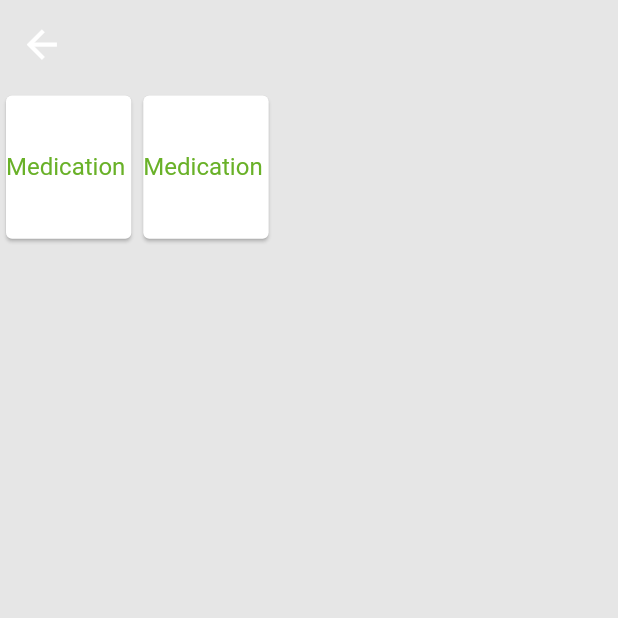
After one commit to robiulm60ict/mhp-digipatient-app-android, a Flutter app: the MyMedicineView screen opened by its route, on a phone screen of 412 x 824 dp, the top half of it. The commit adds this screen. Run offline on Flutter 3.47's test engine with Material 2 defaults, Android fonts, the phone set to English and light mode, and no system bars; our stand-ins replace animated_text_kit, another_flushbar, auto_route, badges, curved_navigation_bar, dotted_line and 13 more; missing offline and left inert: flutterzilla_fixed_grid, human_body_selector, onboarding, search_page, zoom_widget; accounts and stored records are empty; statements that could not run were skipped.

Commit message:
4-10-2023

```diff
--- a/lib/resources/app_url.dart
+++ b/lib/resources/app_url.dart
@@ -17,6 +17,8 @@ class AppUrls{
 
   static const String department = '$baseUrl/mhp_server/public/api/department';
 
+  static const String departmentImage = '$baseUrl/mhp_server/public/department/';
+
   // static const String loginApiEndPoint = '$baseUrl/api/login';
 
   static const String singUpEndPoint = '$baseUrl/api//registration';
--- a/lib/view/my_doctor_category_views/my_doctor_category_wise_view.dart
+++ b/lib/view/my_doctor_category_views/my_doctor_category_wise_view.dart
@@ -16,7 +16,7 @@ import '../../routes/routes.gr.dart';
 class MyDoctorCategoryWiseView extends StatefulWidget {
   const MyDoctorCategoryWiseView({Key? key, required this.categoryName, required this.departmentId}) : super(key: key);
   final String categoryName;
-  final int departmentId;
+  final num departmentId;
 
   @override
   State<MyDoctorCategoryWiseView> createState() => _MyDoctorCategoryWiseViewState();
--- /dev/null
+++ b/lib/view/my_medicine/my_medicine_view.dart
@@ -0,0 +1,24 @@
+import 'package:digi_patient/resources/colors.dart';
+import 'package:flutter/material.dart';
+import 'package:flutter_screenutil/flutter_screenutil.dart';
+
+class MyMedicineView extends StatelessWidget {
+  const MyMedicineView({Key? key}) : super(key: key);
+
+  @override
+  Widget build(BuildContext context) {
+    return Scaffold(
+      appBar: AppBar(),
+      body: Column(
+        children: [
+          Row(
+            children: [
+              Card(child: SizedBox(height: 80.h, child: Center(child: Text("Medication ", style: TextStyle(fontSize: 14.sp, color: AppColors.primaryColor),),),),),
+              Card(child: SizedBox(height: 80.h, child: Center(child: Text("Medication ", style: TextStyle(fontSize: 14.sp, color: AppColors.primaryColor),),),),),
+            ],
+          ),
+        ],
+      ),
+    );
+  }
+}
--- a/lib/view_model/doctor/my_doctor_view_model.dart
+++ b/lib/view_model/doctor/my_doctor_view_model.dart
@@ -60,7 +60,7 @@ class MyDoctorViewModel with ChangeNotifier{
   //
   // }
 
-  List<Doctors>? getDoctorsByType({required int departmentId}){
+  List<Doctors>? getDoctorsByType({required num departmentId}){
 
     return allDoctorList.first.doctors?.where((element) => element.department?.id == departmentId).toList();
   }
```
Also changed, not shown: lib/model/department_model/department_model.dart (+83 -4 lines), lib/routes/routes.dart (+9 -0 lines), lib/view/home_item_pages/my_doctor_view.dart (+6 -6 lines), lib/view/my_medicine/rx_detail_view.dart (added, +10 -0 lines), lib/view/my_medicine/rx_view.dart (added, +10 -0 lines), assets/icons/my_medicine/buy-medicine-circle.png (added), assets/icons/my_medicine/medicine-circle.png (added), assets/icons/my_medicine/my-medicine-full.png (added), lib/generated/assets.dart, lib/routes/routes.gr.dart.
